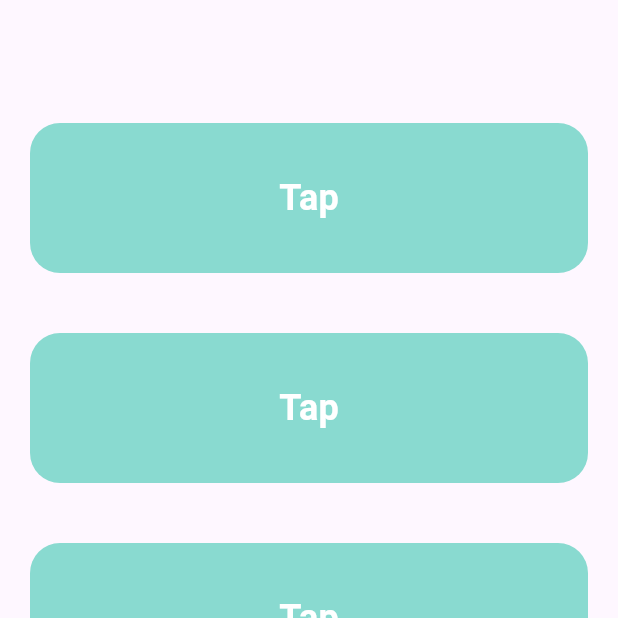
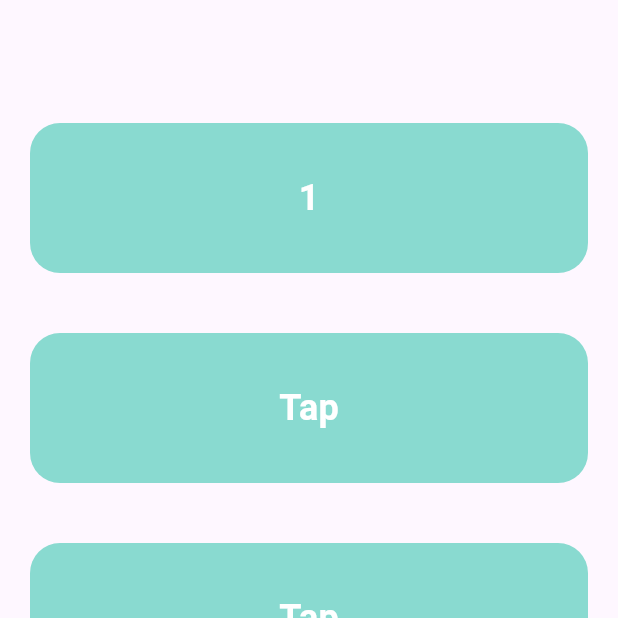
Before and after one commit to ArslanYousaf12/flutter-getx-for-students, a Flutter app: the screen it shows after launch, after a tap on "Tap", on a phone screen of 412 x 824 dp, the top half of it. Run offline on Flutter 3.47's test engine with Material 3 defaults, Android fonts, the light colour scheme and no system bars; our stand-ins replace get.

Commit message:
Enhance documentation and refactor MyHomePage to utilize GetBuilder for reactive UI updates

````diff
--- a/lib/controllers/tab_controller.dart
+++ b/lib/controllers/tab_controller.dart
@@ -1,3 +1,16 @@
+/// A controller class for managing tab-related state using the GetX state management library.
+///
+/// This controller maintains an internal counter [_x] that can be incremented.
+/// It uses GetX's [update()] method to notify listeners when the state changes.
+///
+/// Example:
+/// ```dart
+/// final controller = Get.put(TabControllerGet());
+/// controller.increment(); // Increases x by 1 and updates UI
+/// ```
+///
+/// Note: This is different from Flutter's built-in TabController.
+/// This controller uses GetX for state management and UI updates.
 import 'package:get/get_state_manager/get_state_manager.dart';
 
 class TabControllerGet extends GetxController {
@@ -5,6 +18,6 @@ class TabControllerGet extends GetxController {
   int get x => _x;
   void increment() {
     _x++;
-    // update(); // Notify listeners to update the UI
+    update(); // Notify listeners to update the UI
   }
 }
--- a/lib/my_home_page.dart
+++ b/lib/my_home_page.dart
@@ -1,3 +1,21 @@
+/// A Flutter widget that displays a home page with interactive tap counters using GetX for state management.
+///
+/// This page demonstrates the use of GetX's state management capabilities by:
+/// 1. Initializing a [TabControllerGet] using Get.put() which registers the controller
+///    for dependency injection and makes it available throughout the app.
+/// 2. Using GetBuilder<TabControllerGet> to reactively rebuild UI when the controller's
+///    state changes. GetBuilder rebuilds only when update() is called in the controller.
+/// 3. Displaying the current value of the counter from the controller.
+/// 4. Generating multiple tap containers that increment the counter value when tapped.
+///
+/// Key GetX concepts demonstrated:
+/// - Dependency injection with Get.put()
+/// - State management with GetBuilder
+/// - Controller access without context
+/// - UI updates using GetX reactive approach
+///
+/// The UI consists of a counter display at the top and four tap-responsive containers
+/// that increment the counter when tapped.
 import 'package:flutter/material.dart';
 import 'package:get/get.dart';
 import 'package:getx_app_learning/controllers/tab_controller.dart';
@@ -15,7 +33,9 @@ class MyHomePage extends StatelessWidget {
         child: Column(
           mainAxisAlignment: MainAxisAlignment.center,
           children: [
-            Container(
+            GetBuilder<TabControllerGet>(
+              builder: (_) {
+                return Container(
                   margin: EdgeInsets.all(20),
                   width: double.maxFinite,
                   height: 100,
@@ -25,7 +45,7 @@ class MyHomePage extends StatelessWidget {
                   ),
                   child: Center(
                     child: Text(
-                  'Tap',
+                      tabController.x.toString(),
                       style: TextStyle(
                         color: Colors.white,
                         fontSize: 24,
@@ -33,7 +53,10 @@ class MyHomePage extends StatelessWidget {
                       ),
                     ),
                   ),
+                );
+              },
             ),
+
             ...List.generate(
               4,
               (index) => GestureDetector(
````
Lines whose indentation alone changed are shown as unchanged.
